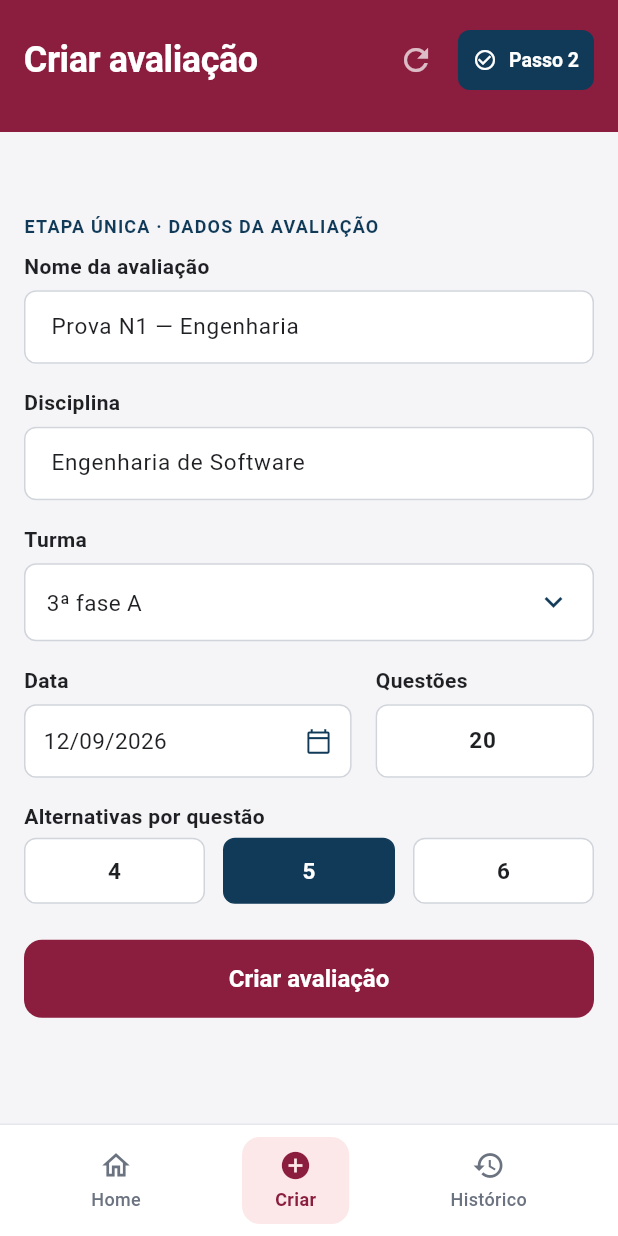
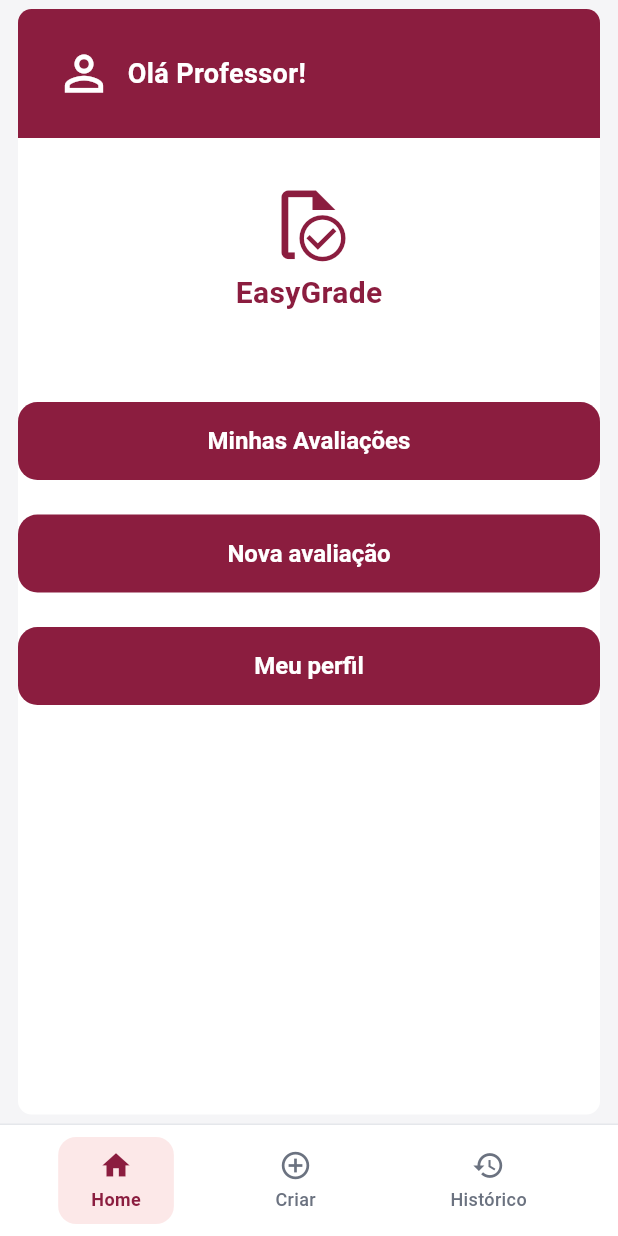
Before and after one commit to Juuh1/EasyGrade, a Flutter app: the screen it shows after launch, on a phone screen of 412 x 824 dp. Run offline on Flutter 3.47's test engine with Material 3 defaults, Android fonts, the phone set to English and light mode, and no system bars.

Commit message:
Adiciona a tela inicial do professor, integra a navegação com >> >> Histórico e Criar Avaliação e define a Home como tela inicial do app.

```diff
--- /dev/null
+++ b/lib/screens/home_screen.dart
@@ -0,0 +1,243 @@
+import 'package:flutter/material.dart';
+
+import '../widgets/app_bottom_nav.dart';
+
+class HomePage extends StatelessWidget {
+  final ValueChanged<int> onNavigateTab;
+
+  const HomePage({
+    super.key,
+    required this.onNavigateTab,
+  });
+
+  @override
+  Widget build(BuildContext context) {
+    // Pegando as cores diretamente do tema do projeto
+    final theme = Theme.of(context);
+    final primaryColor = theme.colorScheme.primary;
+    final backgroundColor = theme.scaffoldBackgroundColor;
+    final surfaceColor = theme.colorScheme.surface;
+
+    return Scaffold(
+      backgroundColor: backgroundColor,
+
+      body: SafeArea(
+        child: Center(
+          child: Container(
+            margin: const EdgeInsets.symmetric(
+              horizontal: 12,
+              vertical: 6,
+            ),
+
+            width: double.infinity,
+            height: double.infinity,
+
+            decoration: BoxDecoration(
+              color: surfaceColor,
+              borderRadius: BorderRadius.circular(9),
+            ),
+
+            child: ClipRRect(
+              borderRadius: BorderRadius.circular(9),
+
+              child: Column(
+                children: [
+                  // =====================================
+                  // CABEÇALHO
+                  // =====================================
+
+                  Container(
+                    width: double.infinity,
+                    height: 86,
+                    color: primaryColor,
+
+                    padding: const EdgeInsets.symmetric(
+                      horizontal: 25,
+                    ),
+
+                    child: const Row(
+                      children: [
+                        Icon(
+                          Icons.person_outline,
+                          color: Colors.white,
+                          size: 38,
+                        ),
+
+                        SizedBox(width: 10),
+
+                        Text(
+                          'Olá Professor!',
+                          style: TextStyle(
+                            color: Colors.white,
+                            fontSize: 18,
+                            fontWeight: FontWeight.bold,
+                          ),
+                        ),
+                      ],
+                    ),
+                  ),
+
+                  const SizedBox(height: 30),
+
+                  // =====================================
+                  // LOGO EASYGRADE
+                  // =====================================
+
+                  Column(
+                    children: [
+                      Stack(
+                        alignment: Alignment.center,
+                        children: [
+                          Icon(
+                            Icons.description_outlined,
+                            color: primaryColor,
+                            size: 55,
+                          ),
+
+                          Positioned(
+                            right: 0,
+                            bottom: 0,
+
+                            child: Container(
+                              color: surfaceColor,
+
+                              child: Icon(
+                                Icons.check_circle_outline,
+                                color: primaryColor,
+                                size: 37,
+                              ),
+                            ),
+                          ),
+                        ],
+                      ),
+
+                      const SizedBox(height: 4),
+
+                      Text(
+                        'EasyGrade',
+
+                        style: TextStyle(
+                          color: primaryColor,
+                          fontSize: 20,
+                          fontWeight: FontWeight.bold,
+                        ),
+                      ),
+                    ],
+                  ),
+
+                  const SizedBox(height: 58),
+
+                  // =====================================
+                  // MINHAS AVALIAÇÕES
+                  // =====================================
+
+                  MenuButton(
+                    texto: 'Minhas Avaliações',
+
+                    onPressed: () {
+                      // Índice 2 = Histórico
+                      onNavigateTab(2);
+                    },
+                  ),
+
+                  const SizedBox(height: 23),
+
+                  // =====================================
+                  // NOVA AVALIAÇÃO
+                  // =====================================
+
+                  MenuButton(
+                    texto: 'Nova avaliação',
+
+                    onPressed: () {
+                      // Índice 1 = Criar Avaliação
+                      onNavigateTab(1);
+                    },
+                  ),
+
+                  const SizedBox(height: 23),
+
+                  // =====================================
+                  // MEU PERFIL
+                  // =====================================
+
+                  MenuButton(
+                    texto: 'Meu perfil',
+
+                    onPressed: () {
+                      ScaffoldMessenger.of(context).showSnackBar(
+                        const SnackBar(
+                          content: Text(
+                            'Tela de perfil ainda não disponível.',
+                          ),
+                        ),
+                      );
+                    },
+                  ),
+                ],
+              ),
+            ),
+          ),
+        ),
+      ),
+
+      // =====================================
+      // MENU INFERIOR DO PROJETO
+      // =====================================
+
+      bottomNavigationBar: AppBottomNav(
+        currentIndex: 0,
+        onTap: onNavigateTab,
+      ),
+    );
+  }
+}
+
+
+// =====================================
+// BOTÃO PERSONALIZADO
+// =====================================
+
+class MenuButton extends StatelessWidget {
+  final String texto;
+  final VoidCallback onPressed;
+
+  const MenuButton({
+    super.key,
+    required this.texto,
+    required this.onPressed,
+  });
+
+  @override
+  Widget build(BuildContext context) {
+    final theme = Theme.of(context);
+
+    return SizedBox(
+      width: 400,
+      height: 52,
+
+      child: ElevatedButton(
+        onPressed: onPressed,
+
+        style: ElevatedButton.styleFrom(
+          backgroundColor: theme.colorScheme.primary,
+          foregroundColor: Colors.white,
+          elevation: 0,
+
+          shape: RoundedRectangleBorder(
+            borderRadius: BorderRadius.circular(13),
+          ),
+        ),
+
+        child: Text(
+          texto,
+
+          style: const TextStyle(
+            fontSize: 16,
+            fontWeight: FontWeight.bold,
+          ),
+        ),
+      ),
+    );
+  }
+}
```
Also changed, not shown: lib/main.dart (+3 -77 lines).
